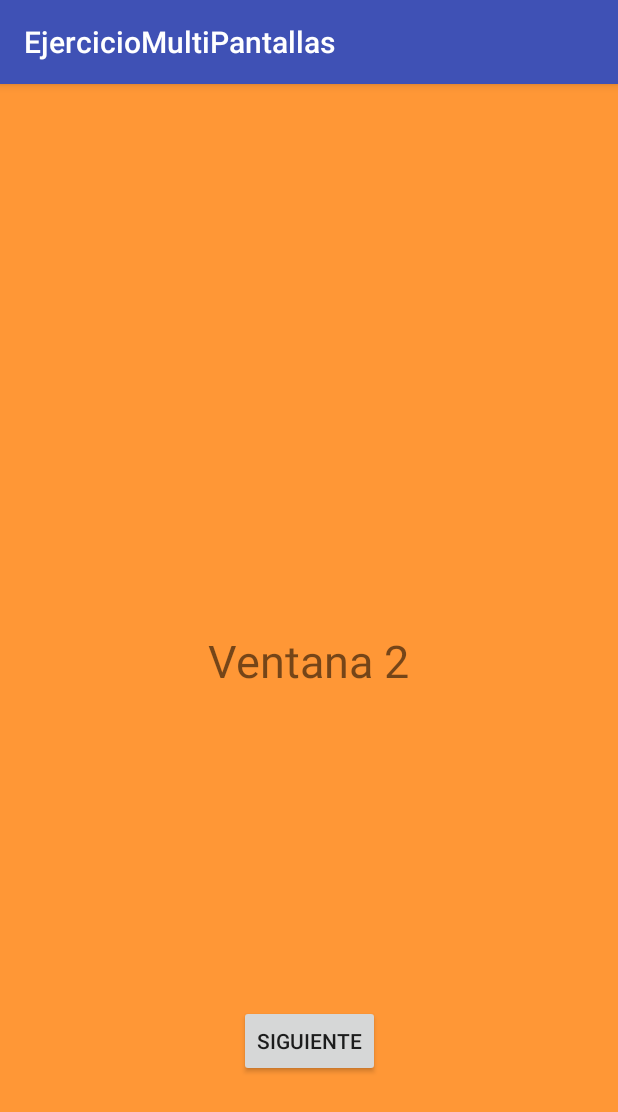
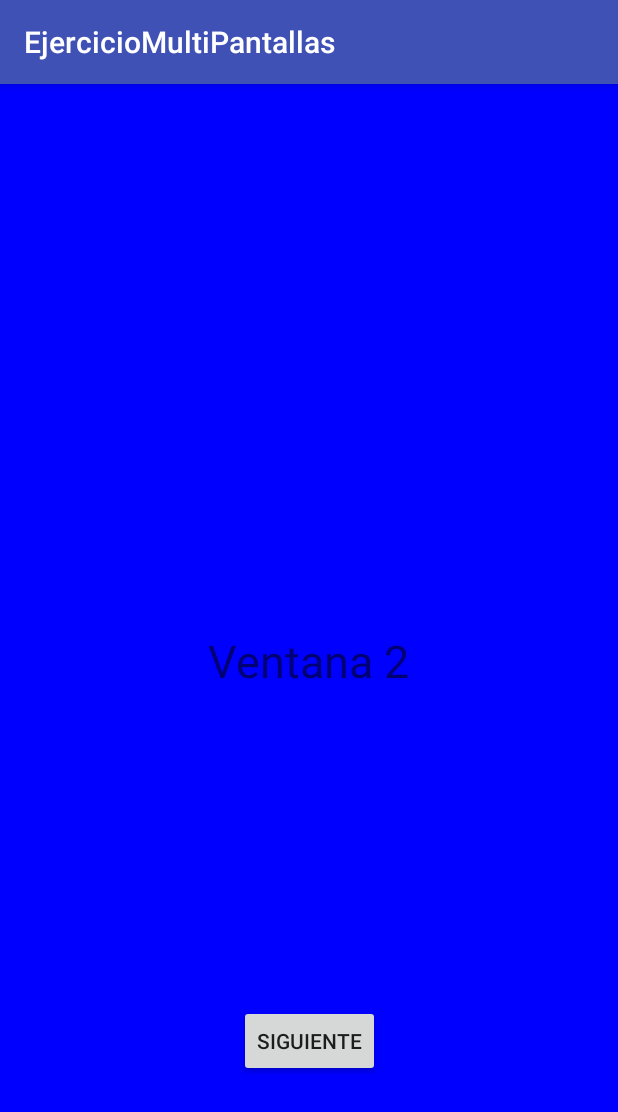
Before and after one commit to JoelCautiRojas/repositorio1, an Android app: the Main2Activity screen opened directly, with no data from a screen before it, on a phone screen of 412 x 824 dp. Shown: the top 1112 px of the screen. Run offline under Robolectric (Android 15) with nearby library versions, the phone set to English and light mode, and no system bars.

Commit message:
nuevo
nuevo

```diff
--- a/app/src/main/res/layout/activity_main2.xml
+++ b/app/src/main/res/layout/activity_main2.xml
@@ -4,7 +4,7 @@
     xmlns:tools="http://schemas.android.com/tools"
     android:layout_width="match_parent"
     android:layout_height="match_parent"
-    android:background="#ff9736"
+    android:background="#0000ff"
     tools:context=".Main2Activity">
 
     <TextView
```
